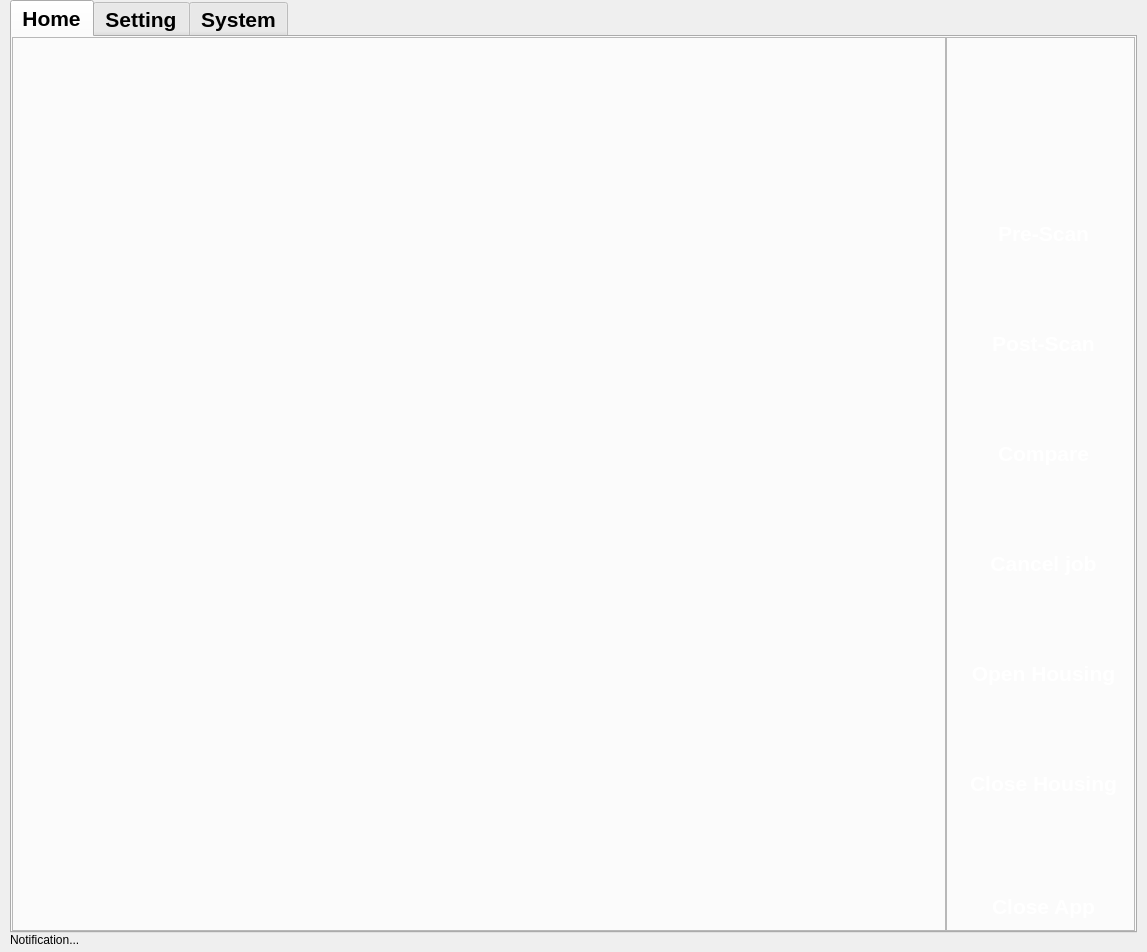
jacondv/intelijet_v2, file qt5_ui/pps.ui: the form before one commit.
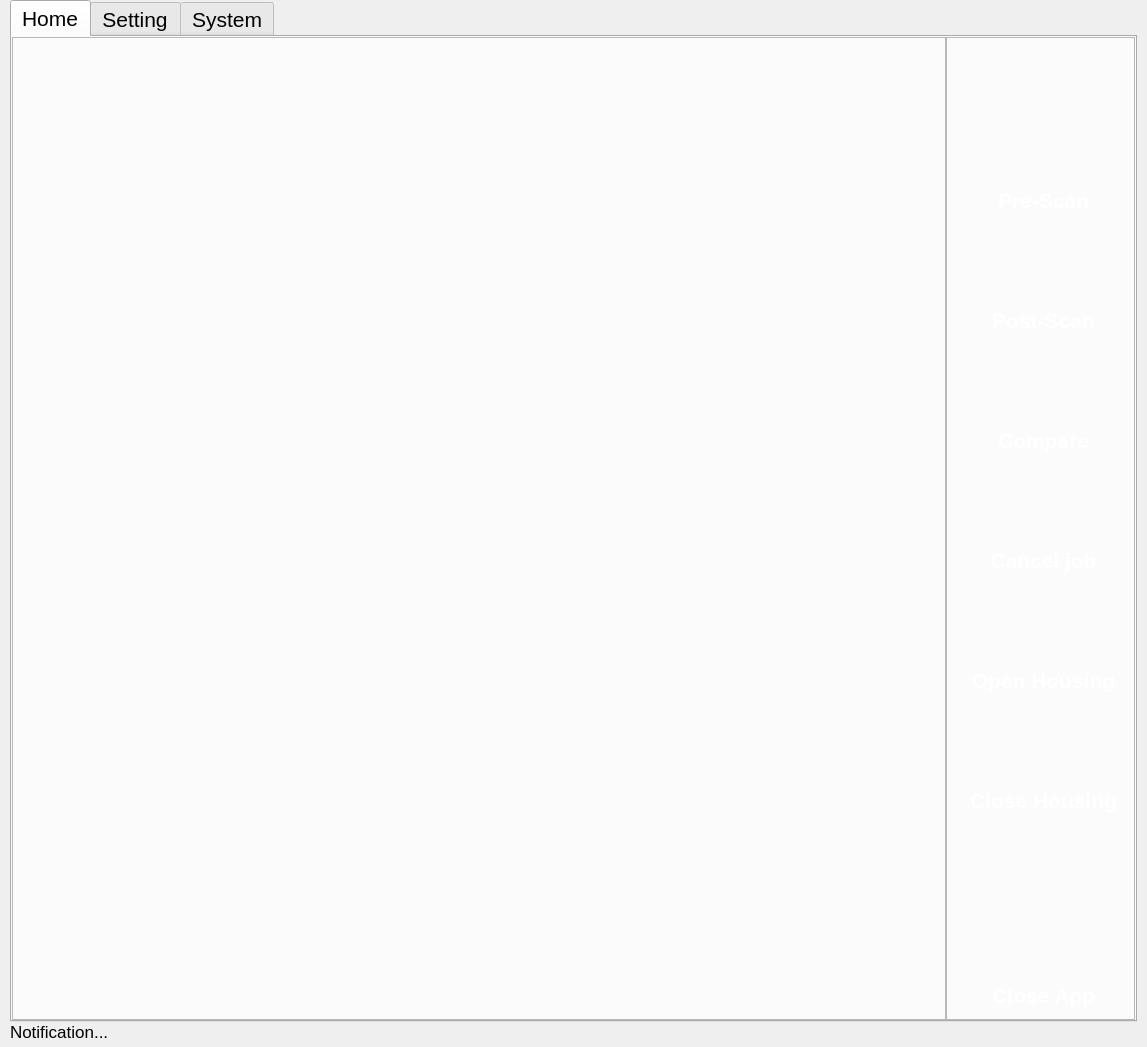
The form after the commit. Icons and pictures are not drawn.

The edit to the form file:
```diff
--- a/qt5_ui/pps.ui
+++ b/qt5_ui/pps.ui
@@ -10,7 +10,7 @@
     <x>0</x>
     <y>0</y>
     <width>1147</width>
-    <height>952</height>
+    <height>1047</height>
    </rect>
   </property>
   <property name="sizePolicy">
@@ -32,7 +32,7 @@
    <string notr="true">QTabWidget {
     font-family: &quot;Arial&quot;;
     font-size: 16pt;
-    font-weight: bold; /* optional: normal, bold */
+    font-weight: normal; /* optional: normal, bold */
 
 }
 </string>
@@ -164,14 +164,8 @@
             <enum>QFrame::StyledPanel</enum>
            </property>
            <layout class="QFormLayout" name="formLayout">
-            <property name="labelAlignment">
-             <set>Qt::AlignHCenter|Qt::AlignTop</set>
-            </property>
-            <property name="formAlignment">
-             <set>Qt::AlignHCenter|Qt::AlignTop</set>
-            </property>
             <property name="verticalSpacing">
-             <number>10</number>
+             <number>20</number>
             </property>
             <property name="leftMargin">
              <number>5</number>
@@ -193,12 +187,6 @@
                 <verstretch>0</verstretch>
                </sizepolicy>
               </property>
-              <property name="minimumSize">
-               <size>
-                <width>0</width>
-                <height>130</height>
-               </size>
-              </property>
               <property name="maximumSize">
                <size>
                 <width>300</width>
@@ -693,6 +681,15 @@
    </item>
    <item row="1" column="0">
     <widget class="QLabel" name="lblNotification">
+     <property name="styleSheet">
+      <string notr="true">QLabel {
+    font-family: &quot;Arial&quot;;
+    font-size: 13pt;
+    font-weight: normal; /* optional: normal, bold */
+
+}
+</string>
+     </property>
      <property name="text">
       <string>Notification...</string>
      </property>
```
Left out of the diff: 19 changed lines with no effect on the pictures.
